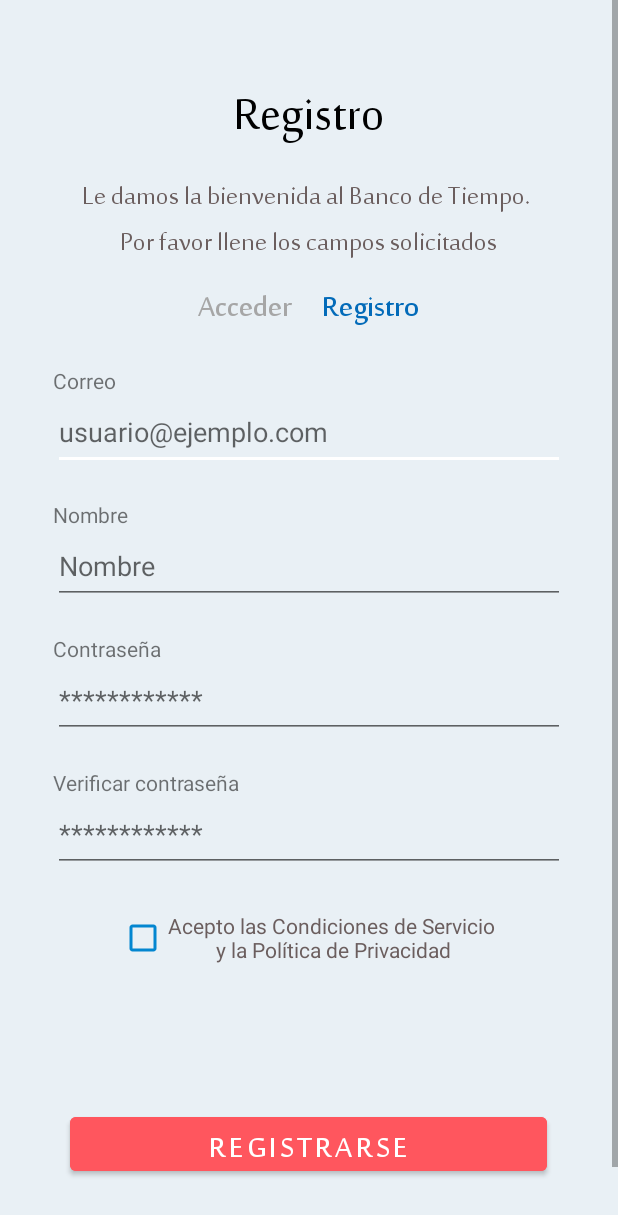
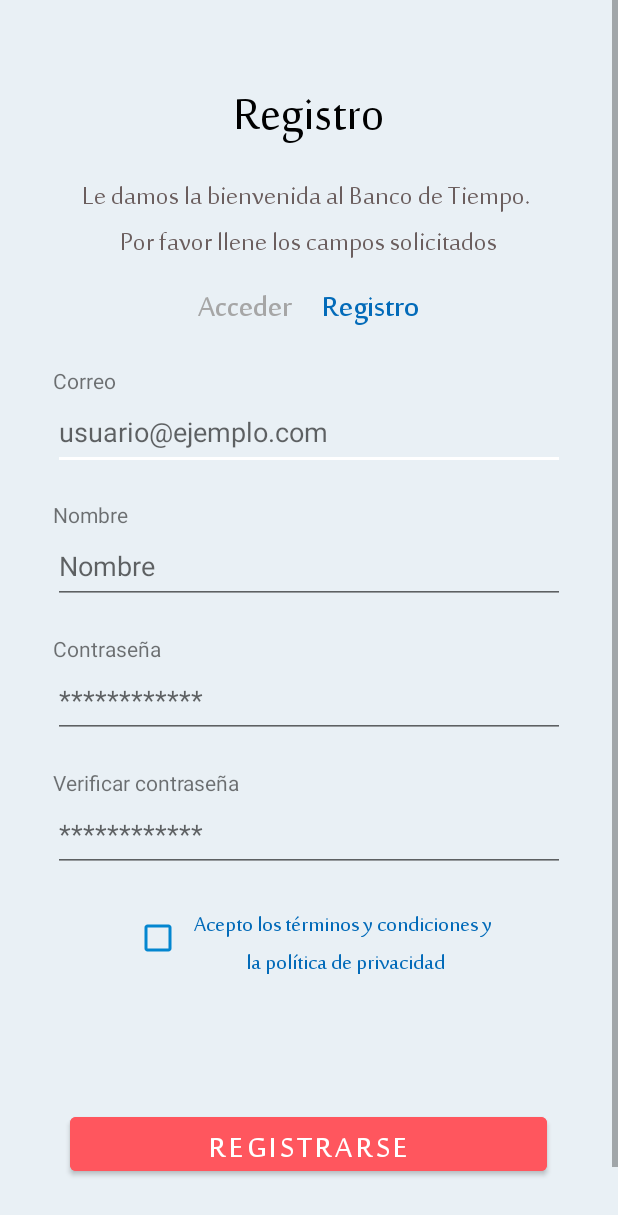
Before and after one commit to v-franco/Tempus-BDT, an Android app: the RegisterView screen opened directly, with no data from a screen before it, on a phone screen of 412 x 824 dp. Shown: the top 1215 px of the screen. Run offline under Robolectric (Android 15) with nearby library versions, the phone set to English and light mode, and no system bars; our stand-ins replace Firebase (no records; nobody signed in at launch, a user with empty details on screens opened directly).

Commit message:
Added privacy policiy to app

```diff
--- a/BDTkotlin/app/src/main/java/com/example/bdtkotlin/RegisterView.kt
+++ b/BDTkotlin/app/src/main/java/com/example/bdtkotlin/RegisterView.kt
@@ -4,6 +4,7 @@ import android.app.Activity
 import android.content.Intent
 import android.graphics.Bitmap
 import android.graphics.BitmapFactory
+import android.net.Uri
 import androidx.appcompat.app.AppCompatActivity
 import android.os.Bundle
 import android.os.Environment
@@ -60,6 +61,12 @@ class RegisterView : AppCompatActivity() {
 
         binding.textViewAcceder.setOnClickListener {
             finish()
+        }
+
+        binding.termsConditions.setOnClickListener {
+            val openTerms =Intent(Intent.ACTION_VIEW)
+            openTerms.data =  Uri.parse("https://docs.google.com/document/d/1TSyaGm2982EtXAw2XFHdph3yWw8ZhYc5/edit?usp=sharing&ouid=117497648589784769211&rtpof=true&sd=true")
+            startActivity(openTerms)
         }
 
         //Button Register trigger
--- a/BDTkotlin/app/src/main/res/layout/activity_register_view.xml
+++ b/BDTkotlin/app/src/main/res/layout/activity_register_view.xml
@@ -235,9 +235,20 @@
                     android:layout_height="wrap_content"
                     android:layout_marginTop="20dp"
                     android:buttonTint="#0386D0"
-                    android:text="Acepto las Condiciones de Servicio \ny la Política de Privacidad"
                     android:textAlignment="center"
                     android:textColor="#6B5E5E" />
+
+                <TextView
+                    android:id="@+id/terms_conditions"
+                    android:layout_width="wrap_content"
+                    android:layout_height="wrap_content"
+                    android:layout_marginTop="10dp"
+                    android:fontFamily="@font/majalla"
+                    android:gravity="center"
+                    android:text="Acepto los términos y condiciones y \nla política de privacidad"
+                    android:textColor="#036BB9"
+                    android:textSize="18sp"
+                    />
 
                 <Space
                     android:layout_width="wrap_content"
```
